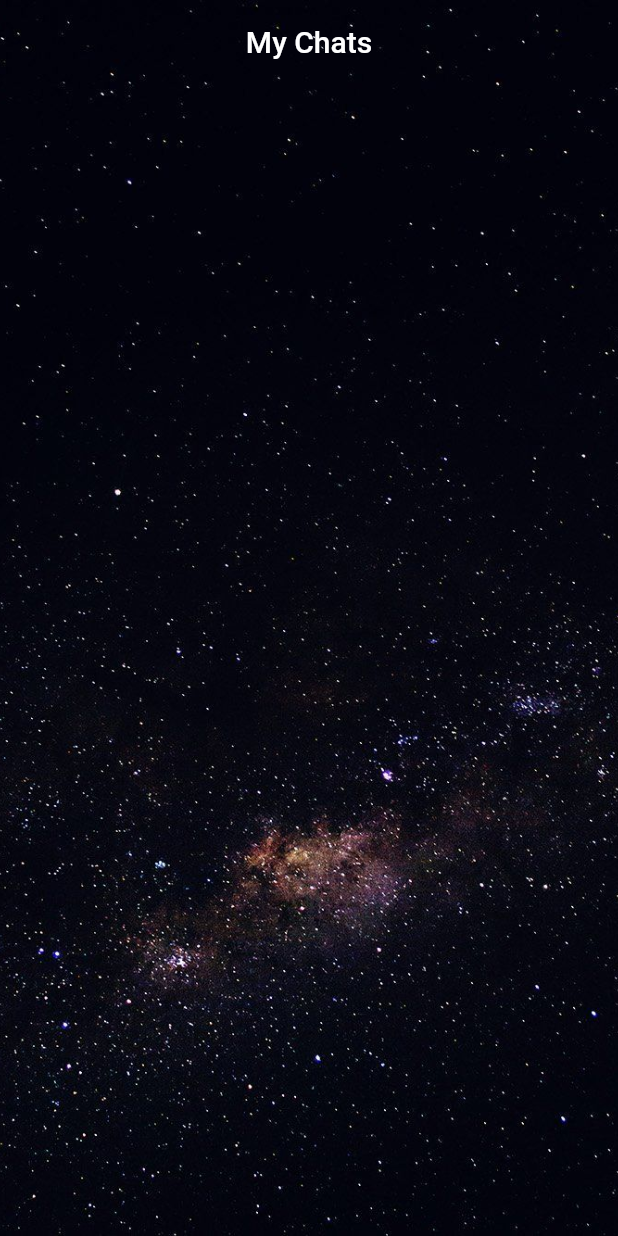
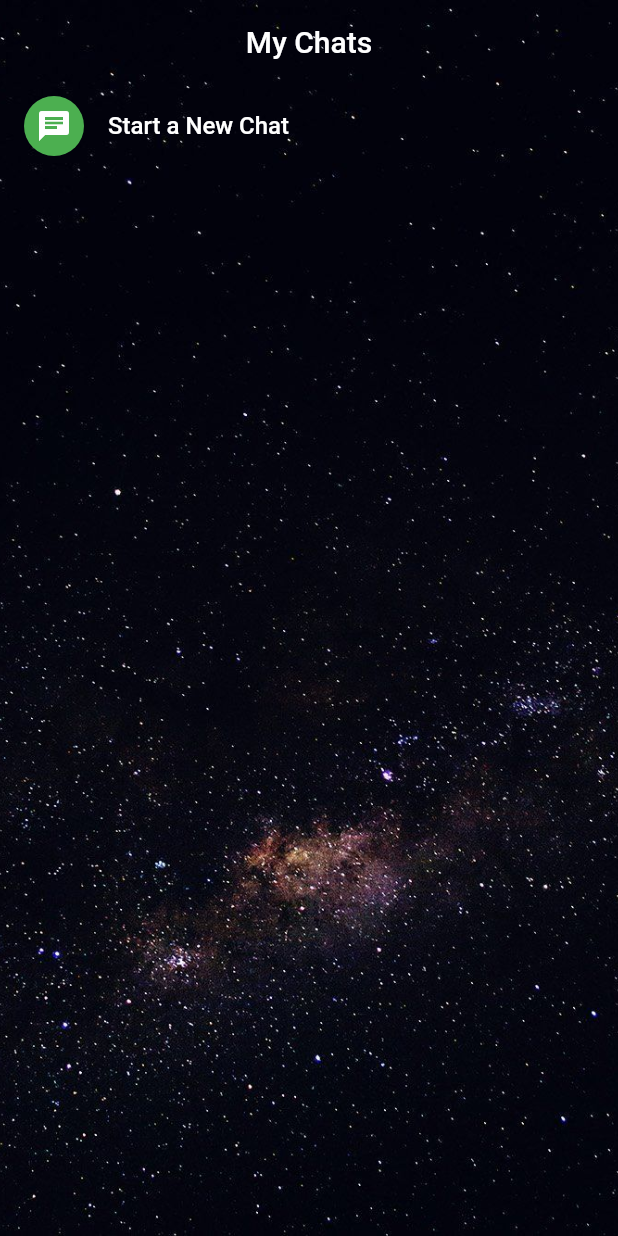
Before and after one commit to erdemsaray/CosmicChat-Mvvm-Provider, a Flutter app: the ChatsPage screen opened directly, on a phone screen of 412 x 824 dp. Run offline on Flutter 3.47's test engine with Material 2 defaults, Android fonts, the light colour scheme and no system bars; our stand-ins replace cloud_firestore, firebase_auth, firebase_core, firebase_storage, get_it, google_fonts and 2 more; missing offline and left inert: encrypt; accounts and stored records are empty.

Commit message:
start a new chat feature

```diff
--- a/lib/core/services/locator.dart
+++ b/lib/core/services/locator.dart
@@ -3,8 +3,8 @@ import 'package:get_it/get_it.dart';
 import '../../view_models.dart/chats_model.dart';
 import '../../view_models.dart/contacts_model.dart';
 import '../../view_models.dart/conversation_model.dart';
-import '../../view_models.dart/main_model.dart';
 import '../../view_models.dart/sign_in_model.dart';
+import '../../view_models.dart/whatsapp_main_model.dart';
 import 'auth_service.dart';
 import 'chat_service.dart';
 import 'navigator_service.dart';
@@ -22,6 +22,6 @@ setUpLocators() {
   getIt.registerFactory(() => ChatsModel());
   getIt.registerFactory(() => ConversationModel());
   getIt.registerFactory(() => SignInModel());
-  getIt.registerFactory(() => MainModel());
+  getIt.registerFactory(() => WhatsappMainModel());
   getIt.registerFactory(() => ContactsModel());
 }
--- a/lib/core/widgets/custom_elevated_button.dart
+++ b/lib/core/widgets/custom_elevated_button.dart
@@ -3,8 +3,8 @@ import 'package:flutter/material.dart';
 class CustomElevatedButton extends StatelessWidget {
   const CustomElevatedButton({
     required this.buttonTitle,
-    required this.buttonColor,
-    required this.buttonTextStyle,
+    this.buttonColor = Colors.blue,
+    this.buttonTextStyle = textStyle,
     required this.buttonMetod,
     Key? key,
   }) : super(key: key);
@@ -13,7 +13,7 @@ class CustomElevatedButton extends StatelessWidget {
   final Color buttonColor;
   final TextStyle buttonTextStyle;
   final VoidCallback buttonMetod;
-
+  static const TextStyle textStyle = TextStyle(fontSize: 20, color: Colors.white, fontWeight: FontWeight.bold);
   @override
   Widget build(BuildContext context) {
     return Row(children: [
--- a/lib/main.dart
+++ b/lib/main.dart
@@ -26,7 +26,7 @@ class MyApp extends StatelessWidget {
     Widget firstWidget;
 
     if (firebaseUser != null) {
-      firstWidget = const WhatsappMain();
+      firstWidget = WhatsappMain();
     } else {
       firstWidget = const SignInPage();
     }
--- a/lib/view_models.dart/main_model.dart
+++ /dev/null
@@ -1,5 +0,0 @@
-import 'base_model.dart';
-
-class MainModel extends BaseModel {
-
-}
--- a/lib/view_models.dart/sign_in_model.dart
+++ b/lib/view_models.dart/sign_in_model.dart
@@ -24,7 +24,7 @@ class SignInModel extends BaseModel {
           .doc(user?.uid)
           .set({'username': username, 'image': 'https://placekitten.com/200/200'});
 
-      await navigatorService.navigateToReclace(const WhatsappMain());
+      await navigatorService.navigateToReclace(WhatsappMain());
       //hesaptan cıkıs yapmadan yeni hesap olusturdugumuz için :D
       //user id override ediliyor
     } catch (e) {
--- /dev/null
+++ b/lib/view_models.dart/whatsapp_main_model.dart
@@ -0,0 +1,5 @@
+import 'base_model.dart';
+
+class WhatsappMainModel extends BaseModel {
+  int initialIndex = 0;
+}
--- a/lib/views/chats_page.dart
+++ b/lib/views/chats_page.dart
@@ -33,7 +33,20 @@ class ChatsPage extends StatelessWidget {
             builder: (BuildContext context, AsyncSnapshot<List<Conversation>> snapshot) {
               return snapshot.hasData
                   ? ListView(
-                      children: snapshot.data!
+                      children: [
+                        ListTile(
+                          onTap: () => model.goContactPage(),
+                          leading: const CircleAvatar(
+                            backgroundColor: Colors.green,
+                            foregroundColor: Colors.white,
+                            child: Icon(Icons.chat),
+                          ),
+                          title: const Text(
+                            "Start a New Chat",
+                            style: TextStyle(fontWeight: FontWeight.w500, color: Colors.white),
+                          ),
+                        ),
+                        ...snapshot.data!
                             .map((doc) => ListTile(
                                   leading: CircleAvatar(
                                     backgroundImage: NetworkImage(doc.profileImage),
@@ -77,6 +90,7 @@ class ChatsPage extends StatelessWidget {
                                   },
                                 ))
                             .toList(),
+                      ],
                     )
                   : const Center(child: CircularProgressIndicator());
             },
```
Also changed, not shown: lib/view_models.dart/chats_model.dart (+11 -0 lines), lib/views/whatsapp_main.dart (+3 -10 lines). Lines whose indentation alone changed are shown as unchanged.
